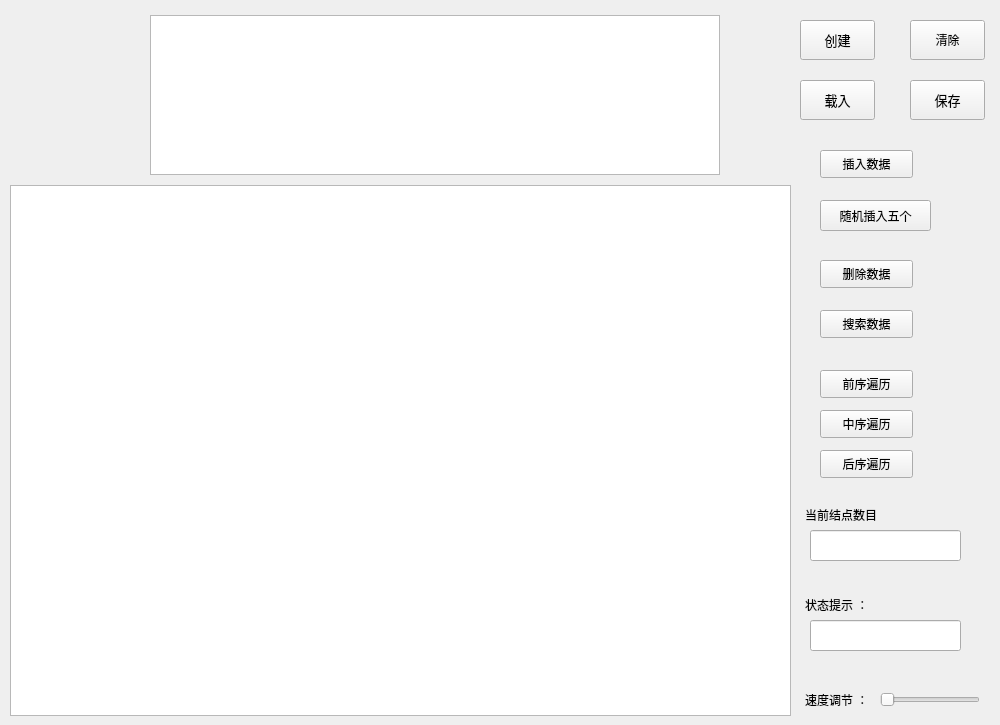
Old version of the form mybsttree.ui in the repository bkqkdksdr/QT.
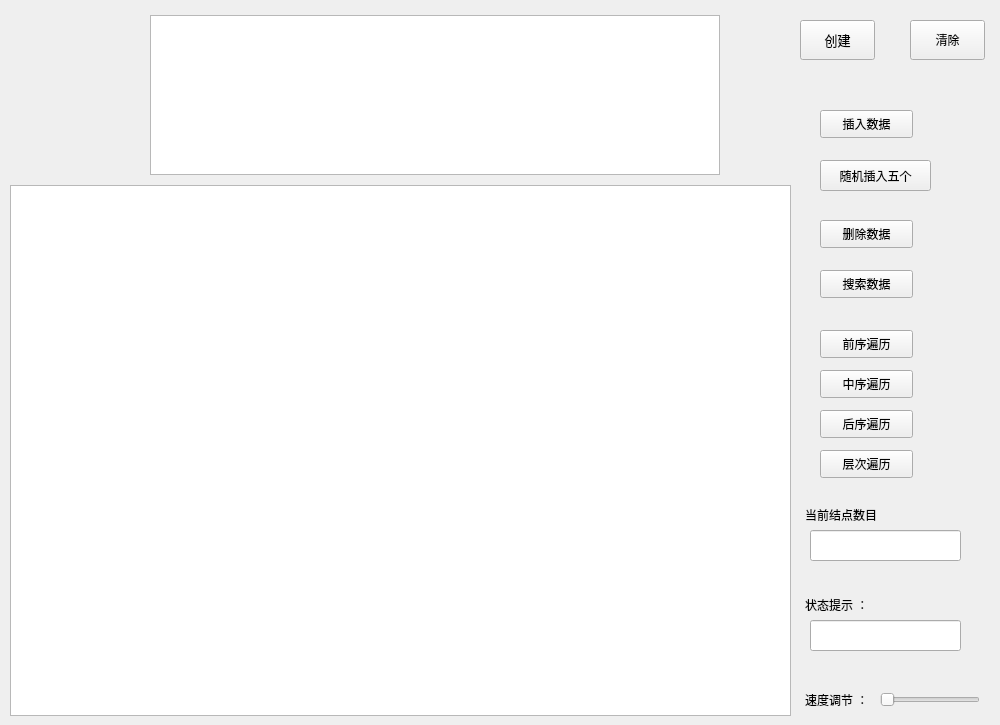
New version of the form.

Commit message: 增加层次遍历

Diff of the .ui file:
```diff
--- a/mybsttree.ui
+++ b/mybsttree.ui
@@ -42,36 +42,11 @@
     <string>清除</string>
    </property>
   </widget>
-  <widget class="QPushButton" name="pushButtonsave">
-   <property name="geometry">
-    <rect>
-     <x>910</x>
-     <y>80</y>
-     <width>75</width>
-     <height>40</height>
-    </rect>
-   </property>
-   <property name="minimumSize">
-    <size>
-     <width>0</width>
-     <height>20</height>
-    </size>
-   </property>
-   <property name="font">
-    <font>
-     <family>Consolas</family>
-     <pointsize>10</pointsize>
-    </font>
-   </property>
-   <property name="text">
-    <string>保存</string>
-   </property>
-  </widget>
   <widget class="QPushButton" name="deleteNode">
    <property name="geometry">
     <rect>
      <x>820</x>
-     <y>260</y>
+     <y>220</y>
      <width>93</width>
      <height>28</height>
     </rect>
@@ -156,7 +131,7 @@
    <property name="geometry">
     <rect>
      <x>820</x>
-     <y>310</y>
+     <y>270</y>
      <width>93</width>
      <height>28</height>
     </rect>
@@ -169,7 +144,7 @@
    <property name="geometry">
     <rect>
      <x>820</x>
-     <y>370</y>
+     <y>330</y>
      <width>93</width>
      <height>28</height>
     </rect>
@@ -178,36 +153,11 @@
     <string>前序遍历</string>
    </property>
   </widget>
-  <widget class="QPushButton" name="pushButtonload">
-   <property name="geometry">
-    <rect>
-     <x>800</x>
-     <y>80</y>
-     <width>75</width>
-     <height>40</height>
-    </rect>
-   </property>
-   <property name="minimumSize">
-    <size>
-     <width>0</width>
-     <height>20</height>
-    </size>
-   </property>
-   <property name="font">
-    <font>
-     <family>Consolas</family>
-     <pointsize>10</pointsize>
-    </font>
-   </property>
-   <property name="text">
-    <string>载入</string>
-   </property>
-  </widget>
   <widget class="QPushButton" name="addNode5">
    <property name="geometry">
     <rect>
      <x>820</x>
-     <y>200</y>
+     <y>160</y>
      <width>111</width>
      <height>31</height>
     </rect>
@@ -230,7 +180,7 @@
    <property name="geometry">
     <rect>
      <x>820</x>
-     <y>450</y>
+     <y>410</y>
      <width>93</width>
      <height>28</height>
     </rect>
@@ -275,7 +225,7 @@
    <property name="geometry">
     <rect>
      <x>820</x>
-     <y>410</y>
+     <y>370</y>
      <width>93</width>
      <height>28</height>
     </rect>
@@ -313,7 +263,7 @@
    <property name="geometry">
     <rect>
      <x>820</x>
-     <y>150</y>
+     <y>110</y>
      <width>93</width>
      <height>28</height>
     </rect>
@@ -347,6 +297,19 @@
     <string>当前结点数目</string>
    </property>
   </widget>
+  <widget class="QPushButton" name="LevelOrder">
+   <property name="geometry">
+    <rect>
+     <x>820</x>
+     <y>450</y>
+     <width>93</width>
+     <height>28</height>
+    </rect>
+   </property>
+   <property name="text">
+    <string>层次遍历</string>
+   </property>
+  </widget>
  </widget>
  <resources/>
  <connections/>
```
The commit also changes 5 other files.
